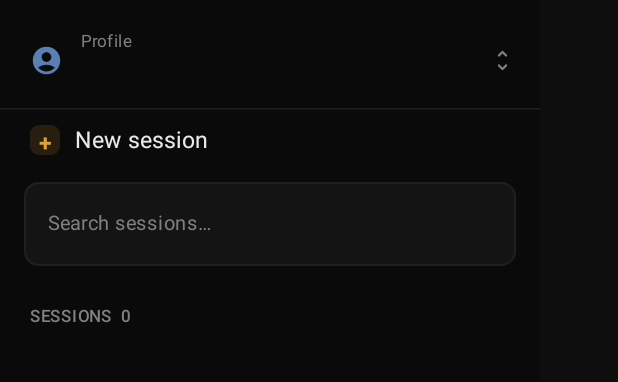
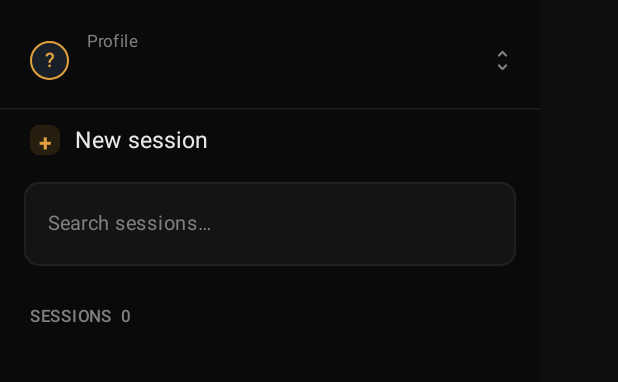
Before and after one commit to diegoberan/iris, an Android app built with Jetpack Compose: the composable DrawerContent called with empty values, on a phone screen of 412 x 824 dp, the part 81-463 px from its top. Run offline under Robolectric (Android 15) with nearby library versions, the phone set to English and light mode, and no system bars.

Commit message:
style(android): feathered logo edges, silhouette notification icon, profile monogram
- Logo: the transparent crop had square edges where the dark-blue outer
  haze wasn't pure black. Feathered the alpha with a radial mask so it
  fades to transparent in a circle -- no more square cut on the app bg.
- Notification icon: swapped the drawn radial-burst vector for a real
  silhouette of the artwork (luminance-as-alpha, white, density buckets)
  so the user can compare on device. The vector (ic_stat_iris) stays in
  the tree as the alternative.
- Profile switcher: dropped the generic person glyph for a monogram
  avatar (the profile's initial in an amber-ringed, blue-tinted circle),
  which fits the app's identity instead of a stock icon.

Co-Authored-By: Claude Fable 5 <noreply@anthropic.com>

```diff
--- a/android/app/src/main/kotlin/ai/iris/node/NodeService.kt
+++ b/android/app/src/main/kotlin/ai/iris/node/NodeService.kt
@@ -170,7 +170,7 @@ class NodeService : Service() {
 
     private fun postAlert(title: String, body: String) {
         val notification = NotificationCompat.Builder(this, ALERTS_CHANNEL)
-            .setSmallIcon(R.drawable.ic_stat_iris)
+            .setSmallIcon(R.drawable.ic_stat_sil)
             .setContentTitle(title)
             .setContentText(body)
             .setPriority(NotificationCompat.PRIORITY_HIGH)
@@ -222,7 +222,7 @@ class NodeService : Service() {
 
     private fun serviceNotification(text: String): Notification =
         NotificationCompat.Builder(this, SERVICE_CHANNEL)
-            .setSmallIcon(R.drawable.ic_stat_iris)
+            .setSmallIcon(R.drawable.ic_stat_sil)
             .setContentTitle("Iris Node")
             .setContentText(text)
             .setOngoing(true)
--- a/android/app/src/main/kotlin/ai/iris/node/ui/ChatScreen.kt
+++ b/android/app/src/main/kotlin/ai/iris/node/ui/ChatScreen.kt
@@ -643,7 +643,18 @@ private fun DrawerContent(
             Modifier.fillMaxWidth().clickable { showProfiles = true }.padding(20.dp, 4.dp, 16.dp, 8.dp),
             verticalAlignment = Alignment.CenterVertically
         ) {
-            Icon(Icons.Rounded.AccountCircle, null, tint = Iris.blue, modifier = Modifier.size(22.dp))
+            // Monogram avatar (first letter) -- reads as an account chip, no
+            // stock person glyph. Amber ring, blue fill for a pointed accent.
+            Box(
+                Modifier.size(26.dp).background(Iris.blue.copy(alpha = 0.18f), CircleShape)
+                    .border(1.dp, Iris.amber, CircleShape),
+                contentAlignment = Alignment.Center
+            ) {
+                Text(
+                    activeProfile.firstOrNull()?.uppercase() ?: "?",
+                    color = Iris.amber, fontSize = 13.sp, fontWeight = FontWeight.SemiBold
+                )
+            }
             Column(Modifier.padding(start = 12.dp).weight(1f)) {
                 Text("Profile", color = Mono.mutedForeground, fontSize = 11.sp)
                 Text(activeProfile, color = Mono.foreground, fontSize = 14.sp,
```
Also changed, not shown: android/app/src/main/res/drawable-hdpi/ic_stat_sil.png (added), android/app/src/main/res/drawable-mdpi/ic_stat_sil.png (added), android/app/src/main/res/drawable-xhdpi/ic_stat_sil.png (added), android/app/src/main/res/drawable-xxhdpi/ic_stat_sil.png (added), android/app/src/main/res/drawable-xxxhdpi/ic_stat_sil.png (added), 1 other file.
